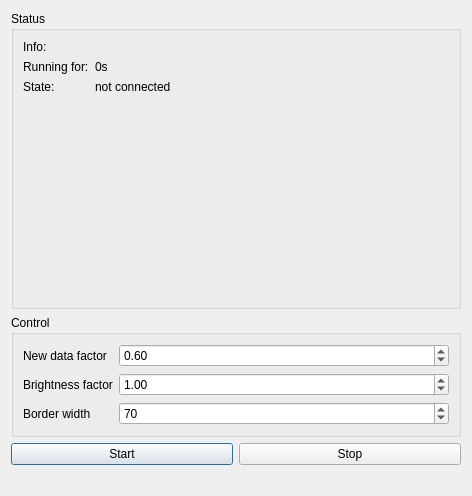
Before: the Qt Designer form ambilight-gui/controldialog.ui in enra64/PalliLux, drawn with Qt 5.
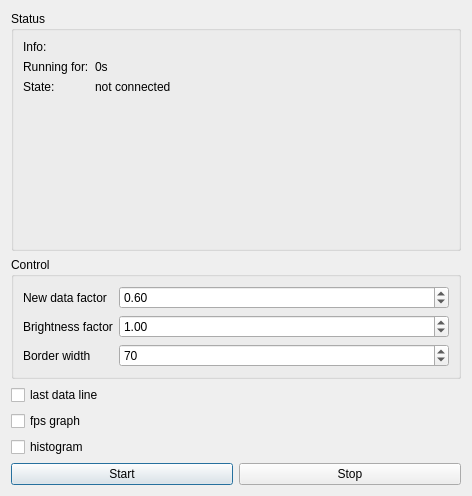
After: the same form once the commit is applied.

The edit to the form file:
```diff
--- a/ambilight-gui/controldialog.ui
+++ b/ambilight-gui/controldialog.ui
@@ -137,6 +137,42 @@
      </layout>
     </widget>
    </item>
+   <item>
+    <layout class="QVBoxLayout" name="lineLayout">
+     <item>
+      <widget class="QCheckBox" name="lineCheckbox">
+       <property name="text">
+        <string>last data line</string>
+       </property>
+      </widget>
+     </item>
+    </layout>
+   </item>
+   <item>
+    <layout class="QVBoxLayout" name="fpsLayout">
+     <item>
+      <widget class="QCheckBox" name="fpsCheckbox">
+       <property name="text">
+        <string>fps graph</string>
+       </property>
+      </widget>
+     </item>
+    </layout>
+   </item>
+   <item>
+    <layout class="QVBoxLayout" name="histogramLayout">
+     <item>
+      <widget class="QCheckBox" name="histogramCheckbox">
+       <property name="text">
+        <string>histogram</string>
+       </property>
+       <property name="checked">
+        <bool>false</bool>
+       </property>
+      </widget>
+     </item>
+    </layout>
+   </item>
    <item>
     <layout class="QHBoxLayout" name="buttonBox">
      <property name="spacing">
@@ -176,25 +212,6 @@
      </item>
     </layout>
    </item>
-   <item>
-    <widget class="QLabel" name="lastLineView">
-     <property name="sizePolicy">
-      <sizepolicy hsizetype="Expanding" vsizetype="Preferred">
-       <horstretch>0</horstretch>
-       <verstretch>0</verstretch>
-      </sizepolicy>
-     </property>
-     <property name="minimumSize">
-      <size>
-       <width>0</width>
-       <height>10</height>
-      </size>
-     </property>
-     <property name="text">
-      <string/>
-     </property>
-    </widget>
-   </item>
   </layout>
  </widget>
  <resources/>
```
